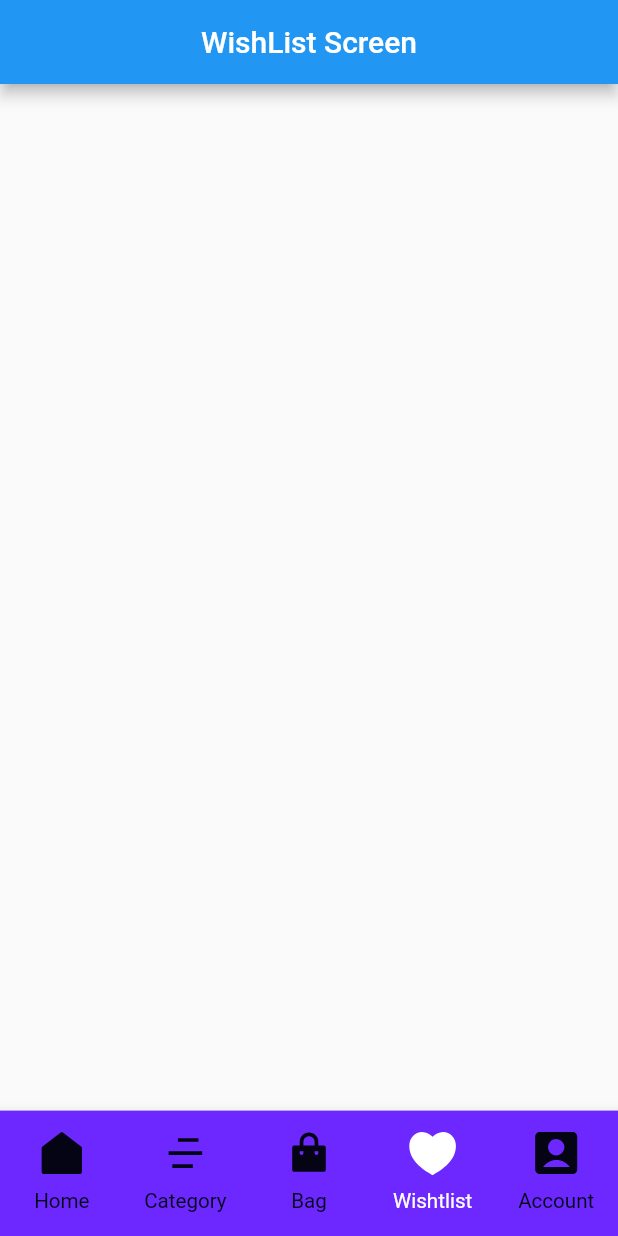
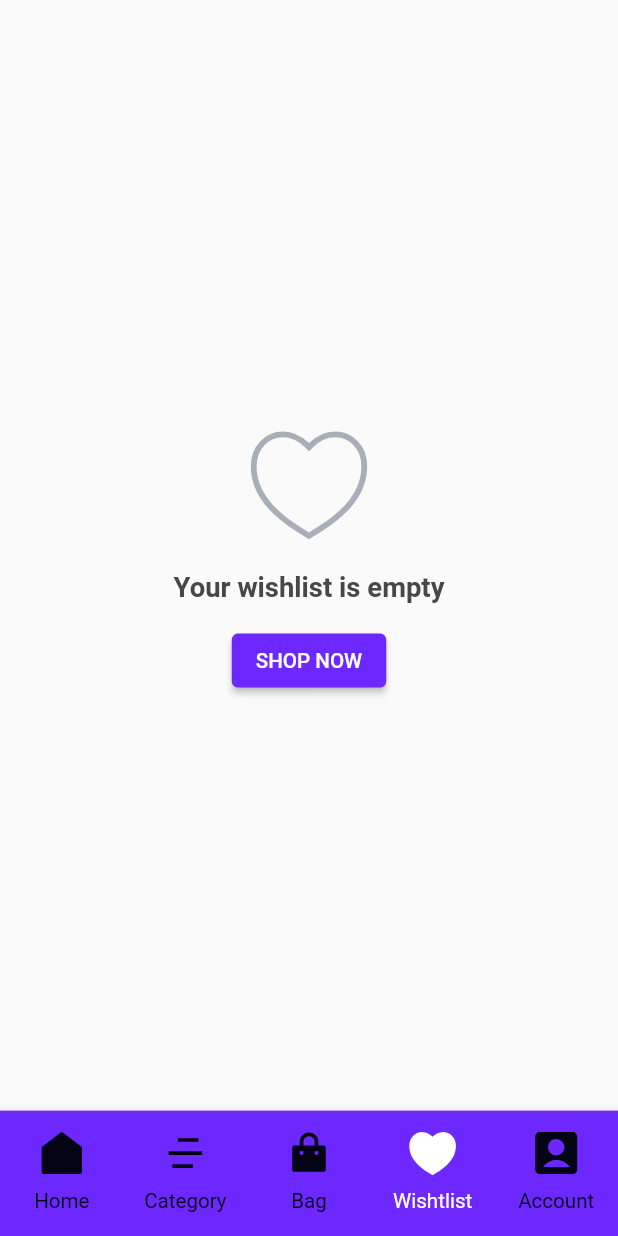
Before and after one commit to CSAURABH/Shopping-App, a Flutter app: the screen it shows after launch, item 4 of the bottom bar chosen, on a phone screen of 412 x 824 dp. Run offline on Flutter 3.47's test engine with Material 2 defaults, Android fonts, the phone set to English and light mode, and no system bars; our stand-ins replace carousel_slider, dots_indicator, flutter_screenutil, flutter_svg.

Commit message:
when wishlist is empty ui completed

```diff
--- /dev/null
+++ b/lib/res/components/when_cart_is_empty.dart
@@ -0,0 +1,41 @@
+import 'package:flutter/material.dart';
+import 'package:flutter_screenutil/flutter_screenutil.dart';
+import 'package:flutter_svg/flutter_svg.dart';
+import 'package:salvage_shoping_app/res/style/app_styles.dart';
+import 'package:salvage_shoping_app/res/style/color.dart';
+import 'package:salvage_shoping_app/res/style/svg.dart';
+
+class WhenCartIsEmptyScreen extends StatelessWidget {
+  const WhenCartIsEmptyScreen({super.key});
+
+  @override
+  Widget build(BuildContext context) {
+    return Column(
+      mainAxisAlignment: MainAxisAlignment.center,
+      children: [
+        const SizedBox(width: double.infinity),
+        SvgPicture.asset(
+          SvgIcons.unSavedHeart,
+          height: 78.h,
+          color: AppColors.grey,
+        ),
+        SizedBox(height: 10.h),
+        Text(
+          'Your wishlist is empty',
+          style: AppStyles.fontSize16.copyWith(color: AppColors.icongrey),
+        ),
+        SizedBox(height: 12.h),
+        ElevatedButton(
+          style: ElevatedButton.styleFrom(
+            backgroundColor: AppColors.blue,
+          ),
+          onPressed: () {},
+          child: Text(
+            'SHOP NOW',
+            style: AppStyles.fontSize12,
+          ),
+        ),
+      ],
+    );
+  }
+}
--- a/lib/view/wish_list_screen.dart
+++ b/lib/view/wish_list_screen.dart
@@ -1,15 +1,11 @@
 import 'package:flutter/material.dart';
+import 'package:salvage_shoping_app/res/components/when_cart_is_empty.dart';
 
 class WishListScreen extends StatelessWidget {
   const WishListScreen({super.key});
 
   @override
   Widget build(BuildContext context) {
-    return Scaffold(
-      appBar: AppBar(
-        title: const Text('WishList Screen'),
-        centerTitle: true,
-      ),
-    );
+    return const WhenCartIsEmptyScreen();
   }
 }
```
